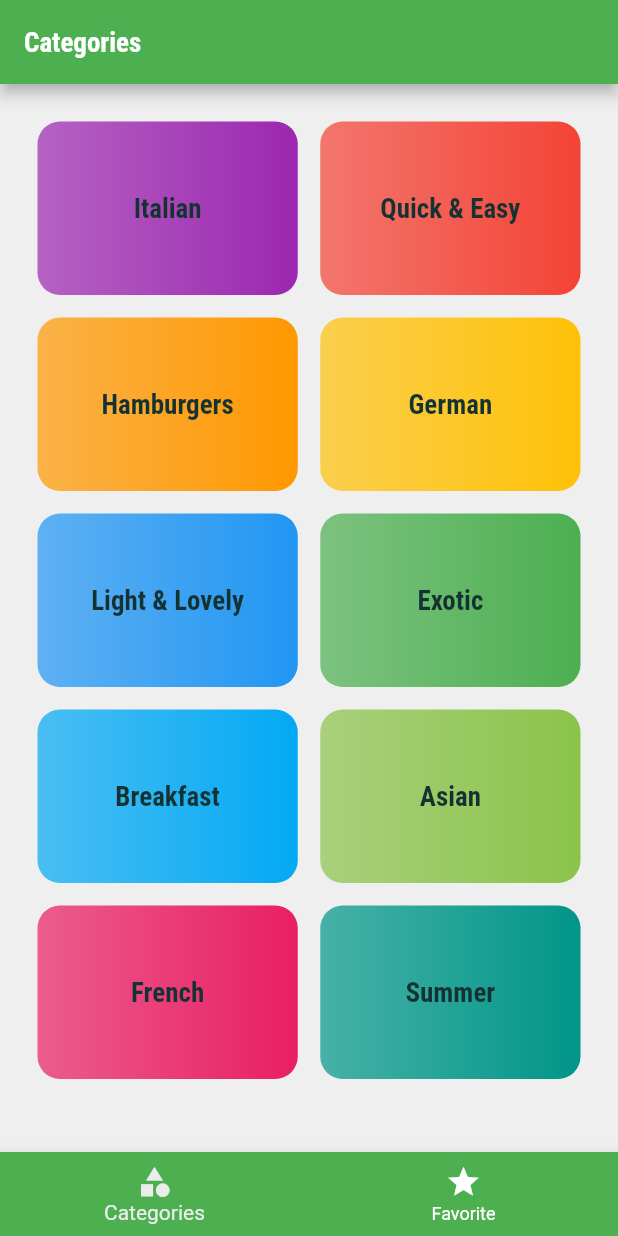
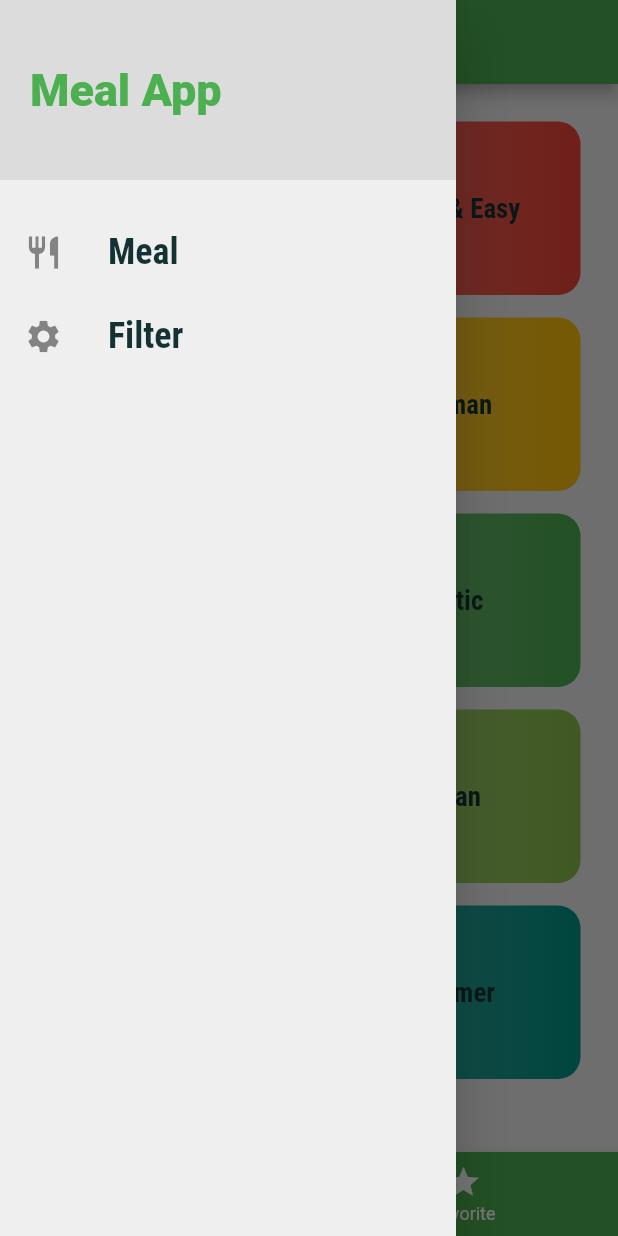
Before and after one commit to Awabmohamed87/Meal-App, a Flutter app: the screen it shows after launch, with the side drawer open (before the commit the screen has no drawer), on a phone screen of 412 x 824 dp. Run offline on Flutter 3.47's test engine with Material 2 defaults, Android fonts, the phone set to English and light mode, and no system bars.

Commit message:
29 - MAR
until 12

```diff
--- a/meal_app/lib/main.dart
+++ b/meal_app/lib/main.dart
@@ -1,8 +1,8 @@
 import 'package:flutter/material.dart';
-import 'package:meal_app/screens/meal_details_screen.dart';
-import 'package:meal_app/screens/tabs_screen.dart';
+import './screens/filter_screen.dart';
+import './screens/meal_details_screen.dart';
+import './screens/tabs_screen.dart';
 import './screens/CategoryMealsScreen.dart';
-import './screens/CategoriesScreen.dart';
 
 void main() {
   runApp(MealApp());
@@ -31,6 +31,7 @@ class MealApp extends StatelessWidget {
         '/': (context) => TabsScreen(),
         CategoryMealsScreen.routeName: (context) => CategoryMealsScreen(),
         MealDetailScreen.routeName: (context) => MealDetailScreen(),
+        FilterScreen.routeName: (context) => FilterScreen(),
       },
     );
   }
--- a/meal_app/lib/screens/tabs_screen.dart
+++ b/meal_app/lib/screens/tabs_screen.dart
@@ -1,6 +1,7 @@
 import 'package:flutter/material.dart';
-import 'package:meal_app/screens/CategoriesScreen.dart';
-import 'package:meal_app/screens/favourites_screen.dart';
+import 'CategoriesScreen.dart';
+import 'favourites_screen.dart';
+import '../widgets/main_drawer.dart';
 
 class TabsScreen extends StatefulWidget {
   @override
@@ -39,6 +40,7 @@ class _TabsScreenState extends State<TabsScreen> {
               icon: Icon(Icons.star), title: Text("Favorite")),
         ],
       ),
+      drawer: MainDrawer(),
     );
   }
 }
--- /dev/null
+++ b/meal_app/lib/widgets/main_drawer.dart
@@ -0,0 +1,50 @@
+import 'package:flutter/material.dart';
+import '../screens/filter_screen.dart';
+
+class MainDrawer extends StatelessWidget {
+  Widget buildTile(String title, IconData icon, Function tapHandler) {
+    return ListTile(
+      leading: Icon(
+        icon,
+        size: 26,
+      ),
+      title: Text(title,
+          style: TextStyle(
+              fontSize: 24,
+              fontFamily: 'RobotoCondensed',
+              fontWeight: FontWeight.bold)),
+      onTap: tapHandler,
+    );
+  }
+
+  @override
+  Widget build(BuildContext context) {
+    return Drawer(
+      child: Column(
+        children: [
+          Container(
+            height: 120,
+            width: double.infinity,
+            padding: EdgeInsets.all(20),
+            color: Color.fromRGBO(220, 220, 220, 1),
+            alignment: Alignment.centerLeft,
+            child: Text(
+              'Meal App',
+              style: TextStyle(
+                  fontSize: 30,
+                  fontWeight: FontWeight.w900,
+                  color: Theme.of(context).primaryColor),
+            ),
+          ),
+          SizedBox(height: 20),
+          buildTile("Meal", Icons.restaurant, () {
+            Navigator.of(context).pushReplacementNamed('/');
+          }),
+          buildTile("Filter", Icons.settings, () {
+            Navigator.of(context).pushReplacementNamed(FilterScreen.routeName);
+          }),
+        ],
+      ),
+    );
+  }
+}
```
Also changed, not shown: meal_app/lib/screens/CategoryMealsScreen.dart (+20 -6 lines), meal_app/lib/screens/filter_screen.dart (added, +14 -0 lines), meal_app/lib/screens/meal_details_screen.dart (+14 -2 lines), meal_app/lib/widgets/MealItem.dart (+8 -2 lines).
